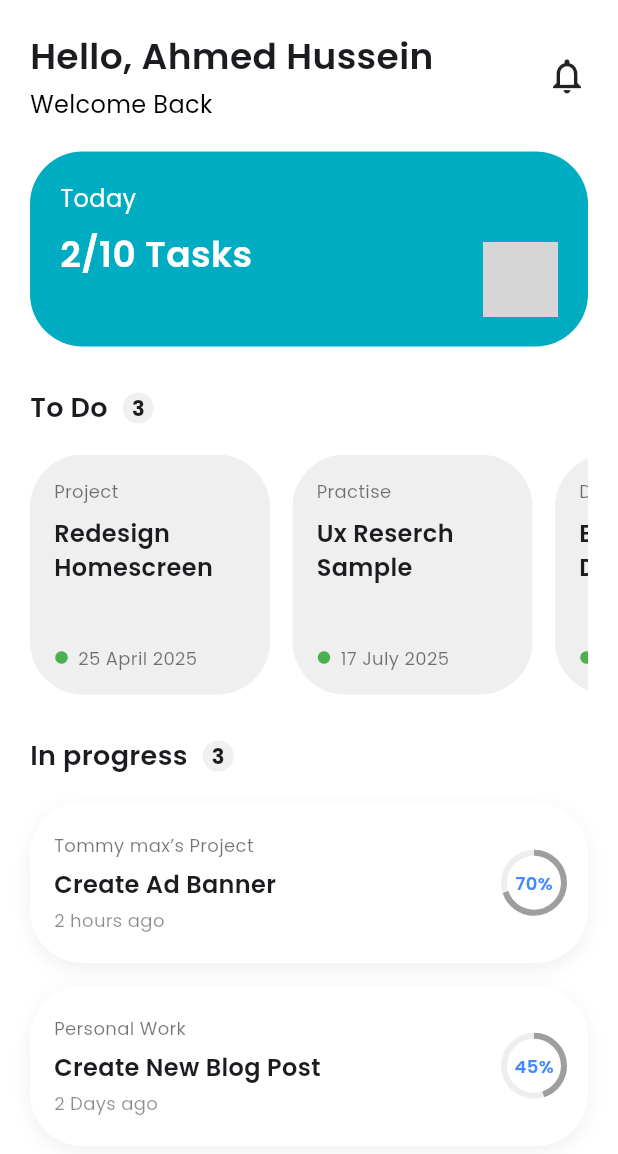
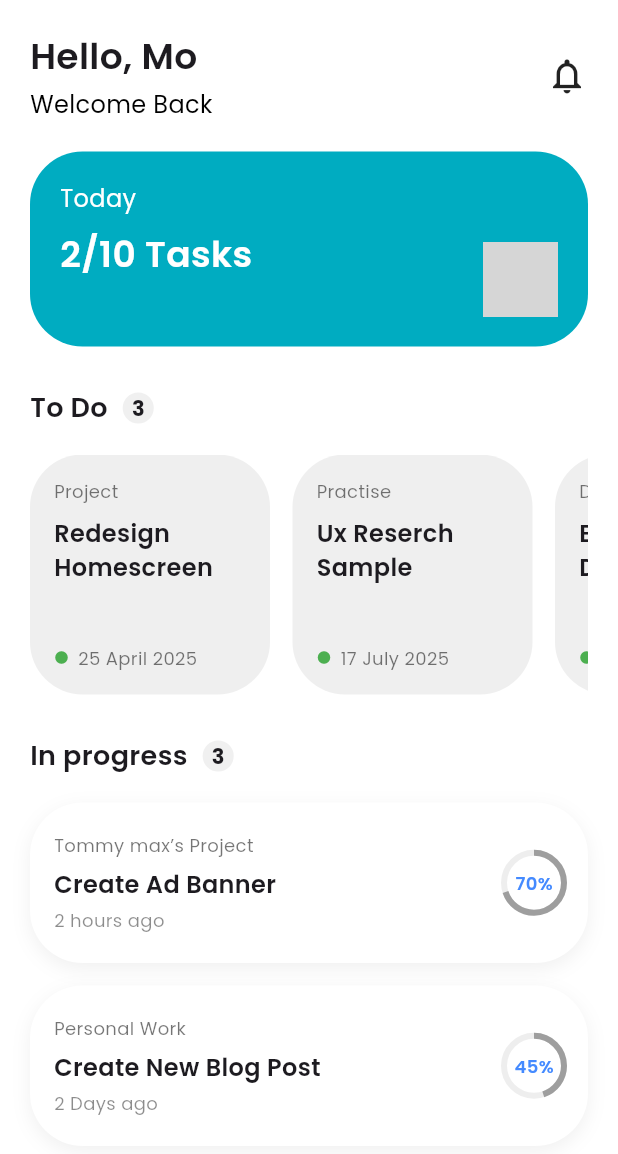
Before and after one commit to AhmedHussein222/Flutter-ITI, a Flutter app: the HomePage screen opened directly, on a phone screen of 412 x 824 dp. Shown: the top 1154 px of the screen. Run offline on Flutter 3.47's test engine with Material 3 defaults, Android fonts, the phone set to English and light mode, and no system bars; our stand-ins replace google_fonts; grey boxes are pictures that could not be loaded.

Commit message:
Update header.dart

```diff
--- a/lib/widgets/header.dart
+++ b/lib/widgets/header.dart
@@ -13,7 +13,7 @@ class Header extends StatelessWidget {
           crossAxisAlignment: CrossAxisAlignment.start,
           children: [
             Text(
-              "Hello, Ahmed Hussein",
+              "Hello, Mo",
               style: GoogleFonts.poppins(
                   fontSize: 24, fontWeight: FontWeight.w600),
             ),
```
